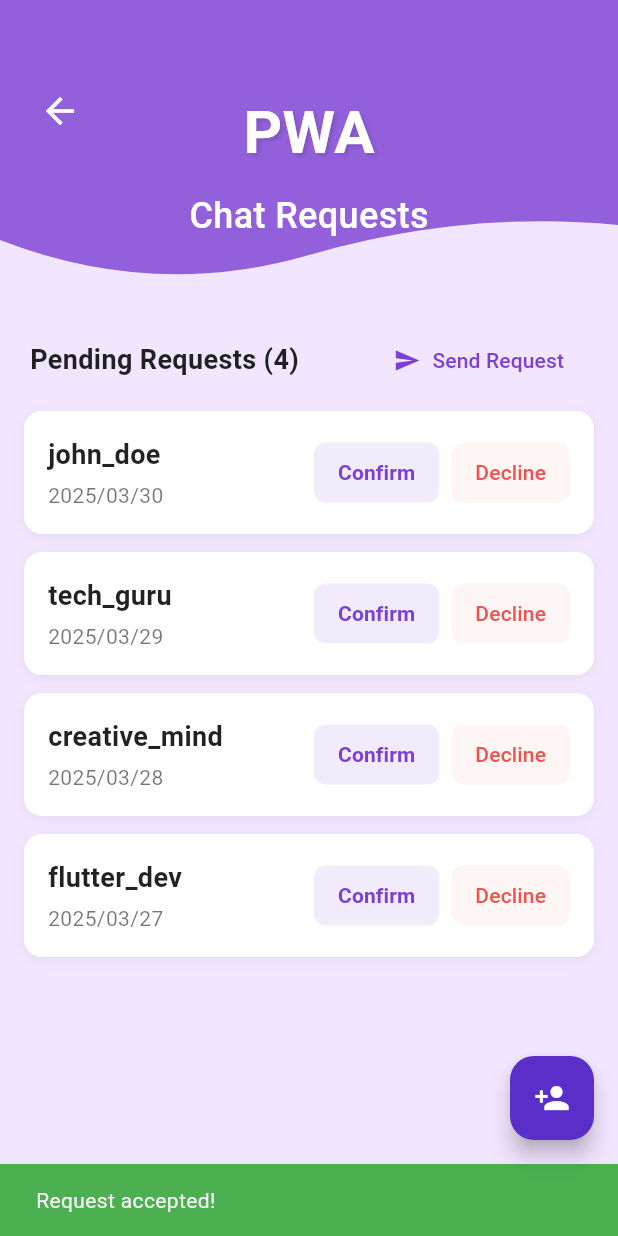
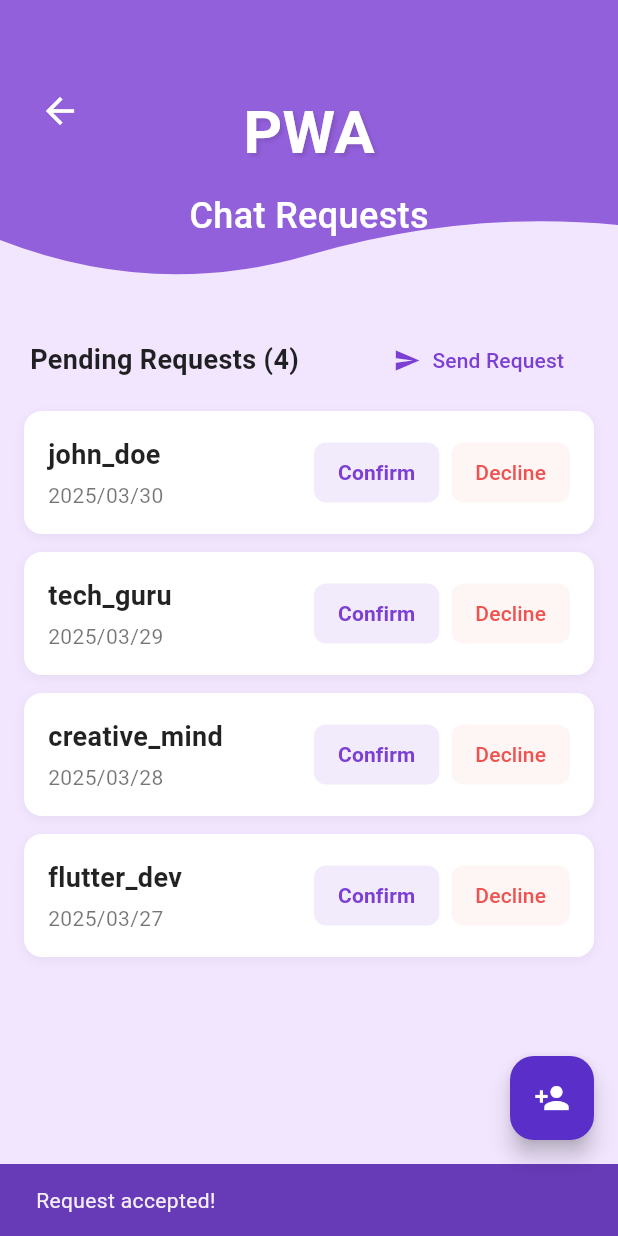
Before and after one commit to BadriAmouri/LockChat, a Flutter app: the screen it shows after launch, after a tap on "Confirm", on a phone screen of 412 x 824 dp. Run offline on Flutter 3.47's test engine with Material 3 defaults, Android fonts, the light colour scheme and no system bars; our stand-ins replace basic_utils, flutter_secure_storage; missing offline and left inert: encrypt, pointycastle.

Commit message:
added comments to request page

```diff
--- a/lib/views/screens/incoming_requests.dart
+++ b/lib/views/screens/incoming_requests.dart
@@ -23,7 +23,7 @@ class _ChatRequestListScreenState extends State<ChatRequestListScreen> {
   ];
 
   void _handleConfirm(String requestId) {
-    // Add logic to accept the request
+    //logic to accept the request
     setState(() {
       _requests.removeWhere((request) => request['id'] == requestId);
     });
@@ -31,13 +31,13 @@ class _ChatRequestListScreenState extends State<ChatRequestListScreen> {
     ScaffoldMessenger.of(context).showSnackBar(
       const SnackBar(
         content: Text('Request accepted!'),
-        backgroundColor: Colors.green,
+        backgroundColor: Colors.deepPurple,
       ),
     );
   }
 
   void _handleDecline(String requestId) {
-    // Add logic to decline the request
+    //logic to decline the request
     setState(() {
       _requests.removeWhere((request) => request['id'] == requestId);
     });
@@ -66,7 +66,7 @@ class _ChatRequestListScreenState extends State<ChatRequestListScreen> {
       ),
       body: Column(
         children: [
-          // Purple wave with PWA header
+          // Purple wave top decoration
           Stack(
             children: [
               ClipPath(
```
Also changed, not shown: lib/views/screens/login.dart (+6 -11 lines).
